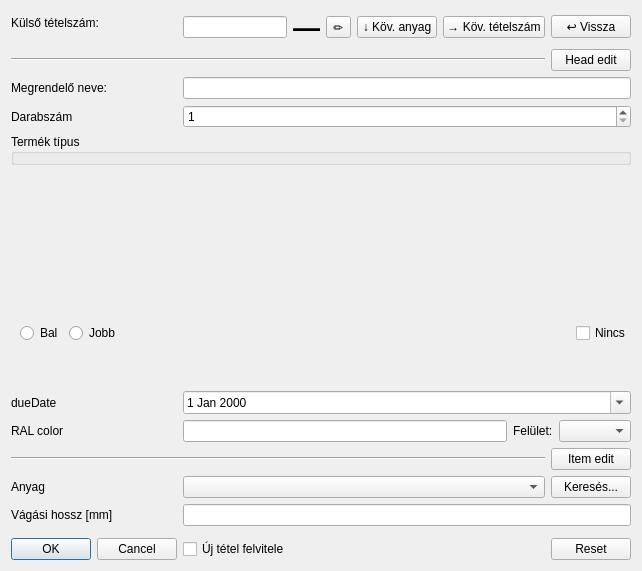
First picture: the form in view/dialog/input/addinputdialog.ui, repository horvathzoltan/cutplannerpro, before the edit.
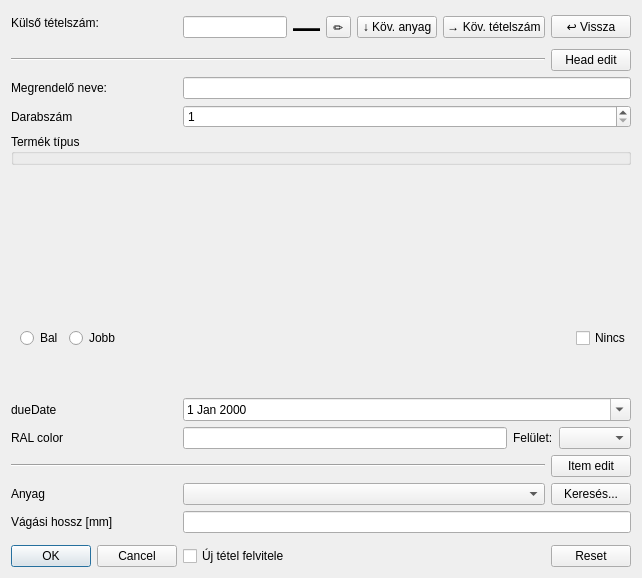
Second picture: the form after the edit.

What changed in the file:
```diff
--- a/view/dialog/input/addinputdialog.ui
+++ b/view/dialog/input/addinputdialog.ui
@@ -7,7 +7,7 @@
     <x>0</x>
     <y>0</y>
     <width>642</width>
-    <height>571</height>
+    <height>578</height>
    </rect>
   </property>
   <property name="sizePolicy">
```
